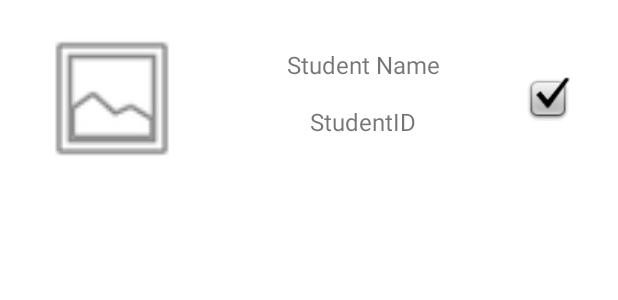
After one commit to Minteckk/22_MADAssignment, an Android app: the layout activity_student_attendance.xml on its own in the app's theme, with its tools: preview values and no code run, on a phone screen of 412 x 824 dp. The commit adds this screen. Shown: the top 300 px of the screen. Run offline under Robolectric (Android 15) with nearby library versions, the phone set to English and light mode, and no system bars.

Commit message:
added view student attendance feature and completed layout page for view student attendance

```diff
--- a/app/src/main/res/layout/activity_lecturer_main.xml
+++ b/app/src/main/res/layout/activity_lecturer_main.xml
@@ -65,7 +65,7 @@
                 android:layout_width="118dp"
                 android:layout_height="78dp"
                 android:layout_marginTop="24dp"
-                app:layout_constraintEnd_toEndOf="@+id/imageView3"
+                app:layout_constraintEnd_toEndOf="@+id/view_student_attendance"
                 app:layout_constraintTop_toBottomOf="@+id/textView8"
                 app:srcCompat="@drawable/cloud_upload" />
 
@@ -82,7 +82,7 @@
                 app:layout_constraintTop_toBottomOf="@+id/uploadStudtext" />
 
             <ImageView
-                android:id="@+id/imageView3"
+                android:id="@+id/view_student_attendance"
                 android:layout_width="94dp"
                 android:layout_height="102dp"
                 android:layout_marginStart="36dp"
--- /dev/null
+++ b/app/src/main/res/layout/activity_student_attendance.xml
@@ -0,0 +1,58 @@
+<?xml version="1.0" encoding="utf-8"?>
+<androidx.constraintlayout.widget.ConstraintLayout xmlns:android="http://schemas.android.com/apk/res/android"
+    xmlns:app="http://schemas.android.com/apk/res-auto"
+    xmlns:tools="http://schemas.android.com/tools"
+    android:layout_width="match_parent"
+    android:layout_height="wrap_content">
+
+    <ImageView
+        android:id="@+id/imageView3"
+        android:layout_width="117dp"
+        android:layout_height="99dp"
+        android:layout_marginStart="16dp"
+        android:layout_marginTop="16dp"
+        app:layout_constraintStart_toStartOf="parent"
+        app:layout_constraintTop_toTopOf="parent"
+        app:srcCompat="@android:drawable/ic_menu_gallery" />
+
+    <TextView
+        android:id="@+id/textView9"
+        android:layout_width="wrap_content"
+        android:layout_height="wrap_content"
+        android:layout_marginTop="16dp"
+        android:text="StudentID"
+        android:textSize="16sp"
+        app:layout_constraintEnd_toStartOf="@+id/imageView2"
+        app:layout_constraintStart_toEndOf="@+id/imageView3"
+        app:layout_constraintTop_toBottomOf="@+id/textView10" />
+
+    <TextView
+        android:id="@+id/textView10"
+        android:layout_width="wrap_content"
+        android:layout_height="wrap_content"
+        android:layout_marginTop="32dp"
+        android:text="Student Name"
+        android:textSize="16sp"
+        app:layout_constraintEnd_toStartOf="@+id/imageView2"
+        app:layout_constraintStart_toEndOf="@+id/imageView3"
+        app:layout_constraintTop_toTopOf="parent" />
+
+    <ImageView
+        android:id="@+id/imageView2"
+        android:layout_width="29dp"
+        android:layout_height="34dp"
+        android:layout_marginEnd="32dp"
+        app:layout_constraintBottom_toBottomOf="@+id/imageView3"
+        app:layout_constraintEnd_toEndOf="parent"
+        app:layout_constraintTop_toTopOf="@+id/imageView3"
+        app:srcCompat="@android:drawable/checkbox_on_background" />
+
+    <FrameLayout
+        android:id="@+id/placeholder"
+        android:layout_width="411dp"
+        android:layout_height="wrap_content"
+        app:layout_constraintEnd_toEndOf="parent"
+        app:layout_constraintStart_toStartOf="parent"
+        app:layout_constraintTop_toTopOf="parent"></FrameLayout>
+
+</androidx.constraintlayout.widget.ConstraintLayout>
```
Also changed, not shown: app/src/main/AndroidManifest.xml (+8 -0 lines), app/src/main/java/sg/edu/np/mad/madassignment/LecturerMain.java (+14 -1 lines), app/src/main/java/sg/edu/np/mad/madassignment/StudentAttendance.java (added, +20 -0 lines), app/src/main/java/sg/edu/np/mad/madassignment/ViewStudentAttendance.java (added, +79 -0 lines), app/src/main/java/sg/edu/np/mad/madassignment/studentViewHolder.java (added, +34 -0 lines), app/src/main/java/sg/edu/np/mad/madassignment/userAdapter.java (added, +45 -0 lines), app/src/main/res/layout/activity_view_student_attendance.xml (added, +10 -0 lines).
